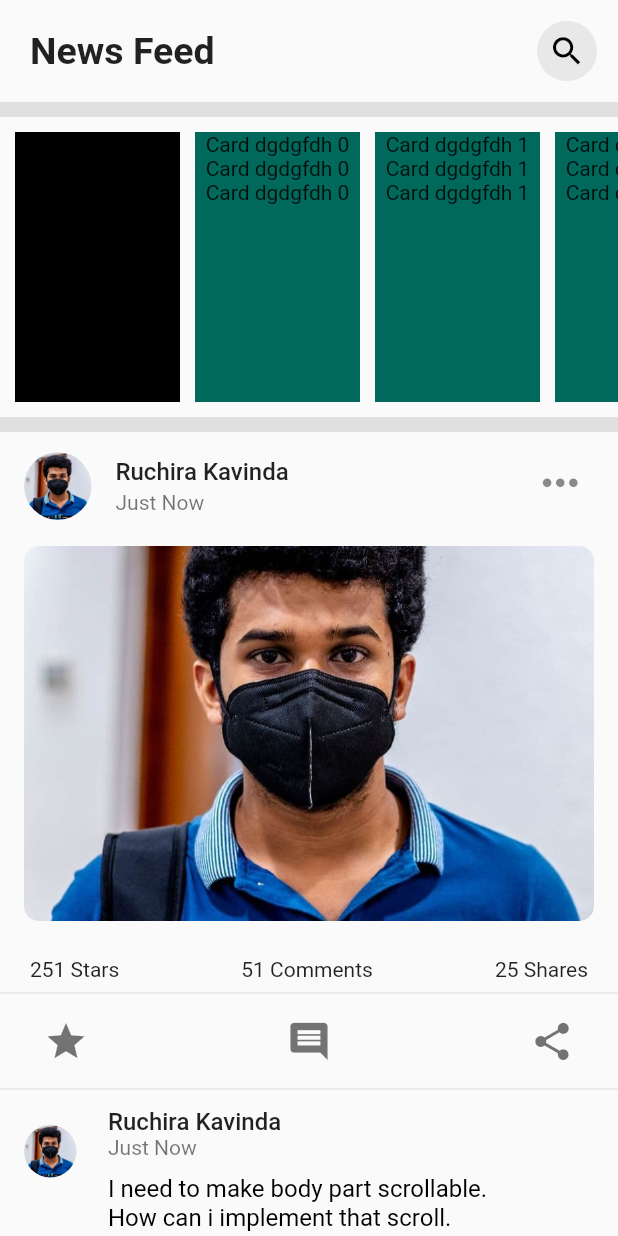
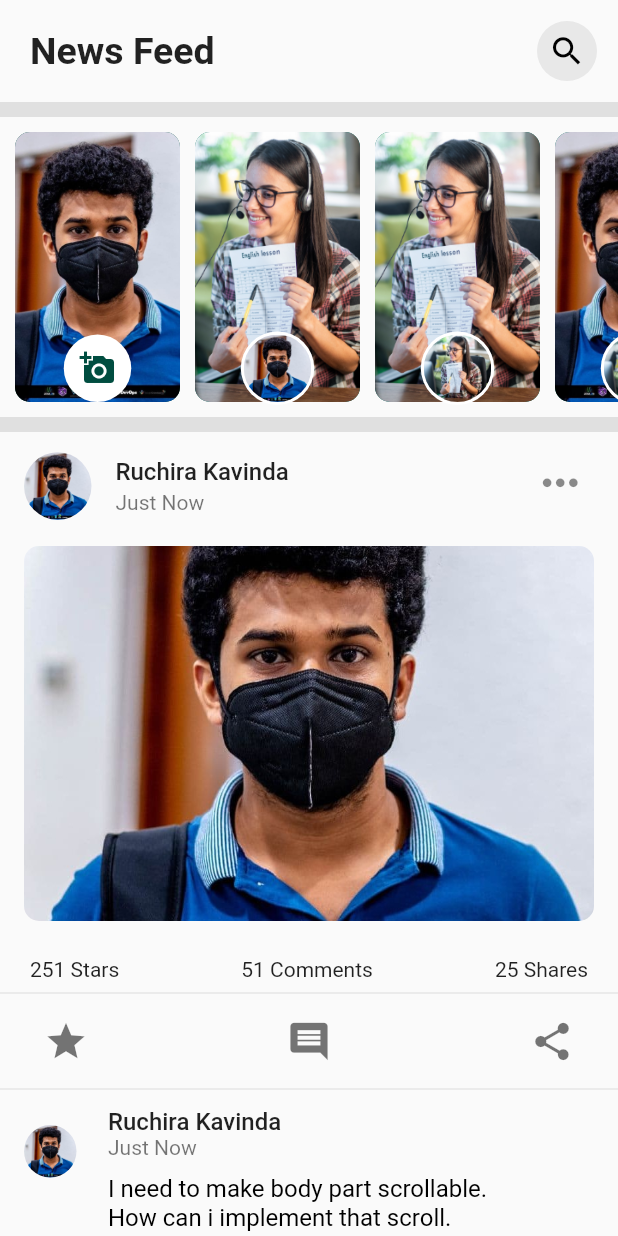
Before and after one commit to Ruchirakavinda/flutter_myfirst, a Flutter app: the Tab1 screen opened directly, on a phone screen of 412 x 824 dp. Run offline on Flutter 3.47's test engine with Material 2 defaults, Android fonts, the phone set to English and light mode, and no system bars; our stand-ins replace flutter_spinkit; accounts and stored records are empty.

Commit message:
stories row modified 2

```diff
--- a/lib/tab1.dart
+++ b/lib/tab1.dart
@@ -12,6 +12,8 @@ class _Tab1State extends State<Tab1> {
   List name=["Ruchira Kavinda","Mia Andrus","Sunny Lisa"];
   List time = ["Just Now","36 m","12 h"];
   List img= ["assests/my.jpg","assests/girl.png","assests/girl.png"];
+  List story = ["assests/girl.png","assests/girl.png","assests/my.jpg"];
+  static const user = 'assests/my.jpg';
 
 
 
@@ -68,38 +70,89 @@ class _Tab1State extends State<Tab1> {
               SizedBox(
                 height:200,
                 child: ListView.builder(
-                  itemCount: 10,
+                  itemCount: name.length,
                   scrollDirection:Axis.horizontal,
                   itemBuilder:(context,index) => Row(
                     children: [
 
                       Container(
+                        decoration: BoxDecoration(
+                          borderRadius: BorderRadius.circular(10),
+                          color: Colors.teal[900],
+                        image: DecorationImage(
+                          image: AssetImage(user),
+                          fit: BoxFit.cover
+                          ),
+                        ),
                         width: index==0?110:0.0,
                         margin: EdgeInsets.fromLTRB(10,10, index==0?10:0 ,10),
                         child: Center(
                           child:Column(
+                            mainAxisAlignment: MainAxisAlignment.end,
+                            crossAxisAlignment: CrossAxisAlignment.end,
                             children: [
-                              Text("")
+                              Container(
+                              width:45.0,
+                              height:45.0,
+                              margin: EdgeInsets.fromLTRB(0,0,0,0),
+                              decoration: BoxDecoration(
+                              shape: BoxShape.circle,
+                              color: Colors.white
+                              ),
+                              child: IconButton(
+                                icon: Icon(Icons.add_a_photo),
+                                color: Colors.teal[900],
+                                onPressed: () {},
+                              ),
+                            ),
                             ],
                           ),
                           ),
-                        color: Colors.black,
+
                       ),
 
 
                       Container(
+                        decoration: BoxDecoration(
+                          borderRadius: BorderRadius.circular(10),
+                          color: Colors.teal[800],
+                          image: DecorationImage(
+                            image: AssetImage(story[index]),
+                            fit: BoxFit.cover
+                            ),
+
+                        ),
                         width: 110,
                         margin: EdgeInsets.fromLTRB(0,10,0,10),
                         child: Center(
                           child:Column(
+                            mainAxisAlignment: MainAxisAlignment.end,
+                            crossAxisAlignment: CrossAxisAlignment.end,
                             children: [
-                              Text("Card dgdgfdh $index"),
-                              Text("Card dgdgfdh $index"),
-                              Text("Card dgdgfdh $index"),
+                              Container(
+                              width:45.0,
+                              height:45.0,
+                              margin: EdgeInsets.fromLTRB(0,0,0,0),
+                              decoration: BoxDecoration(
+                              shape: BoxShape.circle,
+                              image: DecorationImage(
+                              image: AssetImage(img[index]),
+                                    fit: BoxFit.fill,
+                                ),
+                                boxShadow: [
+                                  BoxShadow(
+                                    color: Colors.white,
+                                    blurRadius: 0,
+                                    spreadRadius: 2,
+                                    offset: Offset(0, 0), // Shadow position
+                                  ),
+                                ],
+                              ),
+                            ),
+
                             ],
                           ),
                           ),
-                        color: Colors.teal[800],
                       ),
                     ],
                   )
```
Also changed, not shown: lib/home.dart (+7 -3 lines), lib/tab2.dart (added, +24 -0 lines), lib/tab3.dart (+24 -0 lines), lib/tab4.dart (+24 -0 lines), lib/tabs.dart (deleted, +0 -305 lines).
